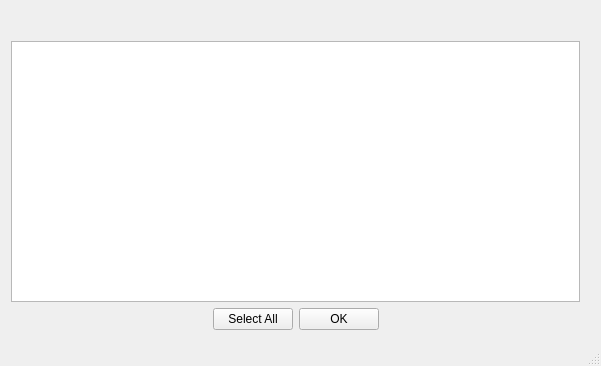
Quirtel/DiskAnalyzer, file mainwindow.ui: the form before one commit.
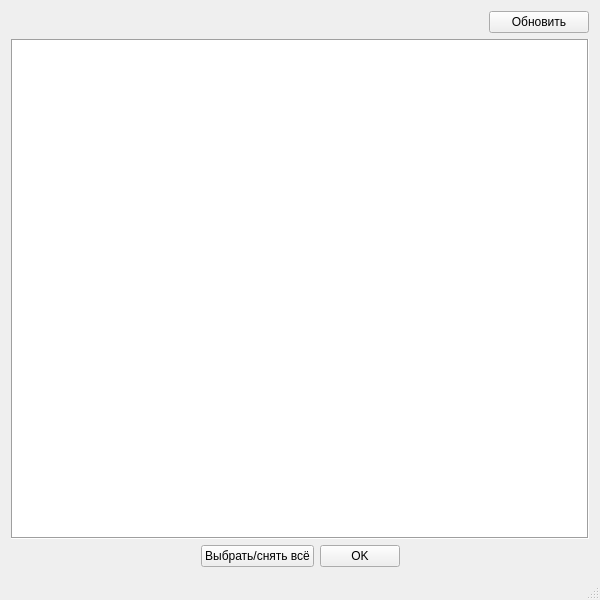
The form after the commit.

```diff
--- a/mainwindow.ui
+++ b/mainwindow.ui
@@ -9,34 +9,68 @@
    <rect>
     <x>0</x>
     <y>0</y>
-    <width>601</width>
-    <height>366</height>
+    <width>600</width>
+    <height>600</height>
    </rect>
   </property>
   <property name="maximumSize">
    <size>
-    <width>601</width>
-    <height>366</height>
+    <width>5000</width>
+    <height>3000</height>
    </size>
   </property>
   <property name="windowTitle">
    <string>MainWindow</string>
   </property>
   <widget class="QWidget" name="centralWidget">
-   <widget class="QWidget" name="layoutWidget">
-    <property name="geometry">
-     <rect>
-      <x>0</x>
-      <y>30</y>
-      <width>591</width>
-      <height>311</height>
-     </rect>
-    </property>
-    <layout class="QVBoxLayout" name="verticalLayout">
+   <layout class="QGridLayout" name="gridLayout">
+    <item row="0" column="0">
+     <layout class="QHBoxLayout" name="horizontalLayout_2">
      <item>
-      <widget class="QListWidget" name="listWidget"/>
+       <spacer name="horizontalSpacer_3">
+        <property name="orientation">
+         <enum>Qt::Horizontal</enum>
+        </property>
+        <property name="sizeHint" stdset="0">
+         <size>
+          <width>40</width>
+          <height>20</height>
+         </size>
+        </property>
+       </spacer>
      </item>
      <item>
+       <widget class="QPushButton" name="pushButton_update">
+        <property name="minimumSize">
+         <size>
+          <width>100</width>
+          <height>0</height>
+         </size>
+        </property>
+        <property name="text">
+         <string>Обновить</string>
+        </property>
+       </widget>
+      </item>
+     </layout>
+    </item>
+    <item row="1" column="0">
+     <widget class="QListWidget" name="listWidget">
+      <property name="frameShape">
+       <enum>QFrame::Box</enum>
+      </property>
+      <property name="editTriggers">
+       <set>QAbstractItemView::NoEditTriggers</set>
+      </property>
+      <property name="movement">
+       <enum>QListView::Static</enum>
+      </property>
+      <property name="spacing">
+       <number>1</number>
+      </property>
+     </widget>
+    </item>
+    <item row="2" column="0">
       <layout class="QHBoxLayout" name="horizontalLayout">
        <item>
         <spacer name="horizontalSpacer">
@@ -52,9 +86,9 @@
         </spacer>
        </item>
        <item>
-        <widget class="QPushButton" name="pushButton_2">
+       <widget class="QPushButton" name="pushButton_selectAll">
          <property name="text">
-          <string>Select All</string>
+         <string>Выбрать/снять всё</string>
          </property>
         </widget>
        </item>
@@ -82,18 +116,7 @@
      </item>
     </layout>
    </widget>
-  </widget>
   <widget class="QStatusBar" name="statusBar"/>
-  <widget class="QMenuBar" name="menuBar">
-   <property name="geometry">
-    <rect>
-     <x>0</x>
-     <y>0</y>
-     <width>601</width>
-     <height>27</height>
-    </rect>
-   </property>
-  </widget>
  </widget>
  <layoutdefault spacing="6" margin="11"/>
  <resources/>
```
Lines whose indentation alone changed are shown as unchanged.
